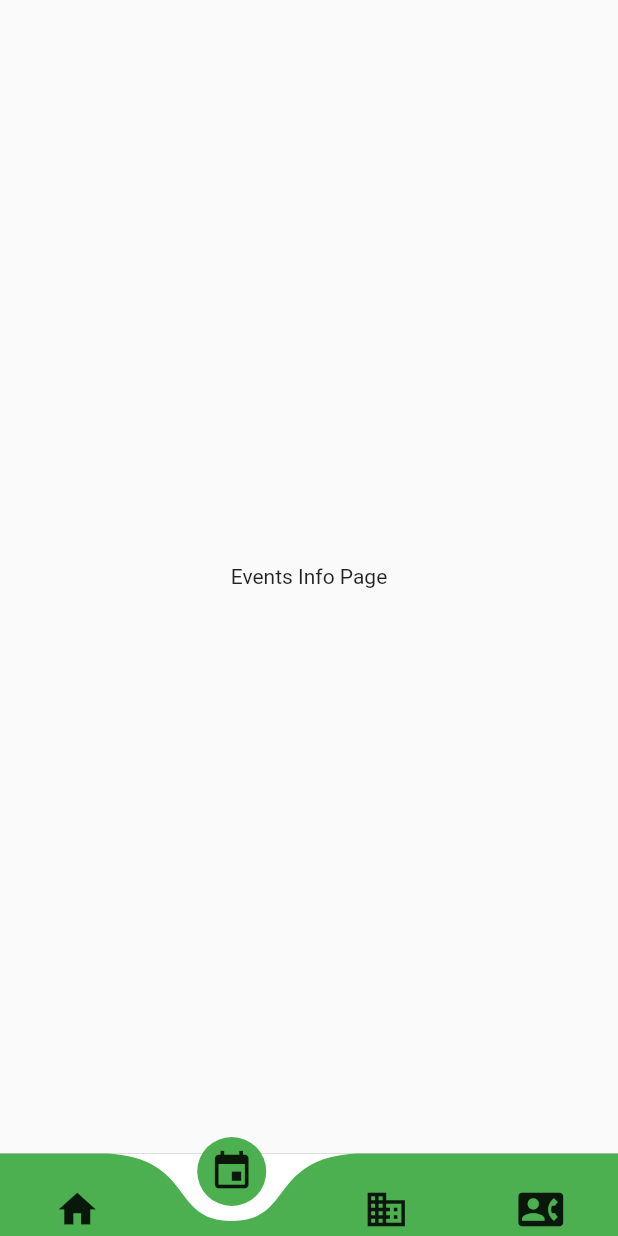
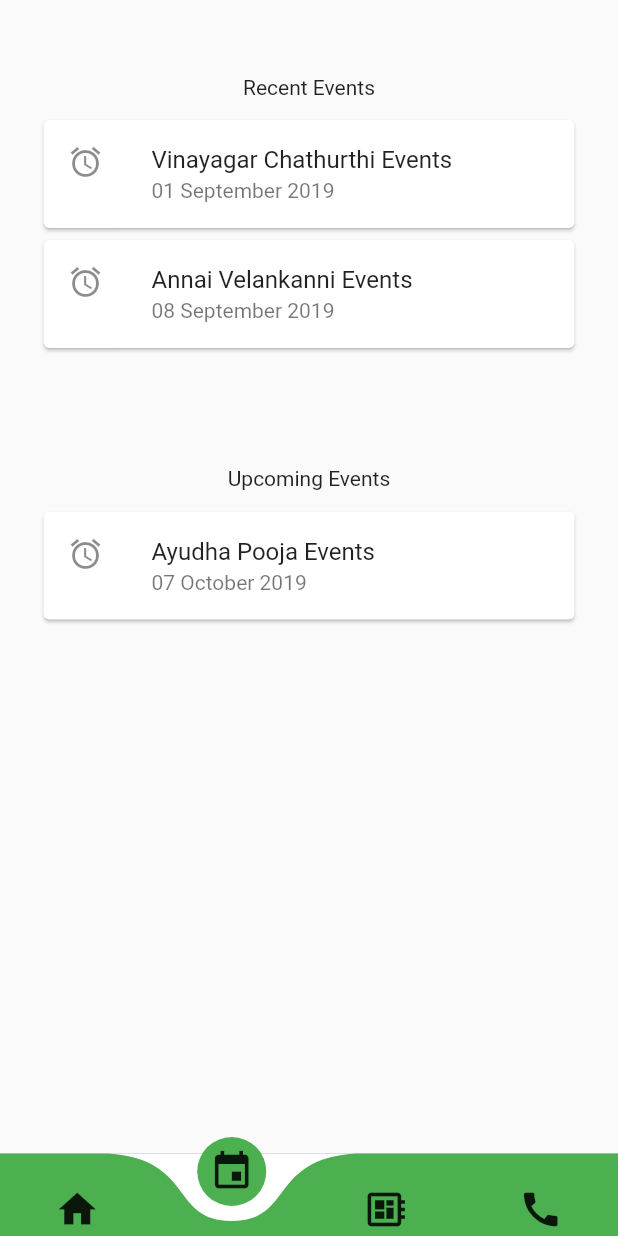
Before and after one commit to ajithk444/MtcNagar, a Flutter app: the screen it shows after launch, item 2 of the bottom bar chosen, on a phone screen of 412 x 824 dp. Run offline on Flutter 3.47's test engine with Material 2 defaults, Android fonts, the phone set to English and light mode, and no system bars; drawn by our look-alikes of curved_navigation_bar; our stand-ins replace carousel_slider, flutter_icons.

Commit message:
Events added

```diff
--- a/lib/ui/info.dart
+++ b/lib/ui/info.dart
@@ -1,3 +1,5 @@
+import 'dart:convert';
+
 import 'package:flutter/material.dart';
 import 'package:flutter_icons/flutter_icons.dart';
 import 'package:mtcnagar/widgets/badge.dart';
@@ -11,13 +13,85 @@ class InfoPage extends StatefulWidget {
 }
 
 class _InfoPageState extends State<InfoPage> {
-    @override
+  Widget _createEventTile(titleText, subtitleText) {
+    return ListTile(
+      leading: Icon(Icons.access_alarms),
+      title: Text(titleText),
+      subtitle: Text(subtitleText),
+    );
+  }
+
+  @override
   Widget build(BuildContext context) {
     return Scaffold(
-
-      body: Center(
-        child: Text('Events Info Page'),
+        body: Container(
+      padding: EdgeInsets.fromLTRB(25.0, 50.0, 25.0, 10.0),
+      child: Column(
+        children: <Widget>[
+          Text('Recent Events'),
+          SizedBox(
+            height: 10.0,
+          ),
+          Card(
+            child: InkWell(
+              splashColor: Colors.blue.withAlpha(30),
+              onTap: () {
+                print('Vinayagar Card tapped.');
+              },
+              child: Container(
+                // padding: new EdgeInsets.all(5.0),
+                child: Column(
+                  children: <Widget>[
+                    _createEventTile(
+                        'Vinayagar Chathurthi Events', '01 September 2019'),
+                  ],
+                ),
+              ),
+            ),
+          ),
+          Card(
+            child: InkWell(
+              splashColor: Colors.blue.withAlpha(30),
+              onTap: () {
+                print('Velankanni Card tapped.');
+              },
+              child: Container(
+                // padding: new EdgeInsets.all(5.0),
+                child: Column(
+                  children: <Widget>[
+                    _createEventTile(
+                        'Annai Velankanni Events', '08 September 2019'),
+                  ],
+                ),
+              ),
+            ),
+          ),
+          SizedBox(
+            height: 75.0,
+          ),
+          Text('Upcoming Events'),
+          SizedBox(
+            height: 10.0,
+          ),
+          Card(
+            child: InkWell(
+              splashColor: Colors.blue.withAlpha(30),
+              onTap: () {
+                print('Diwali tapped.');
+              },
+              child: Container(
+                // padding: new EdgeInsets.all(5.0),
+                child: Column(
+                  children: <Widget>[
+                    _createEventTile(
+                        'Ayudha Pooja Events', '07 October 2019'),
+                  ],
+                ),
+              ),
+            ),
+          ),
+        ],
       ),
-    );
+    ));
   }
 }
--- a/lib/widgets/bottomBar.dart
+++ b/lib/widgets/bottomBar.dart
@@ -96,8 +96,8 @@ class _BottomBarState extends State<BottomBar> {
         items: <Widget>[
           Icon(Icons.home, size: 30),
           Icon(Icons.event, size: 30),
-          Icon(Icons.business, size: 30),
-          Icon(Icons.contact_phone, size: 30)
+          Icon(Icons.developer_board, size: 30),
+          Icon(Icons.call, size: 30)
         ],
         color: Colors.green,//blue[300],
         buttonBackgroundColor: Colors.green,//blue[300],
```
